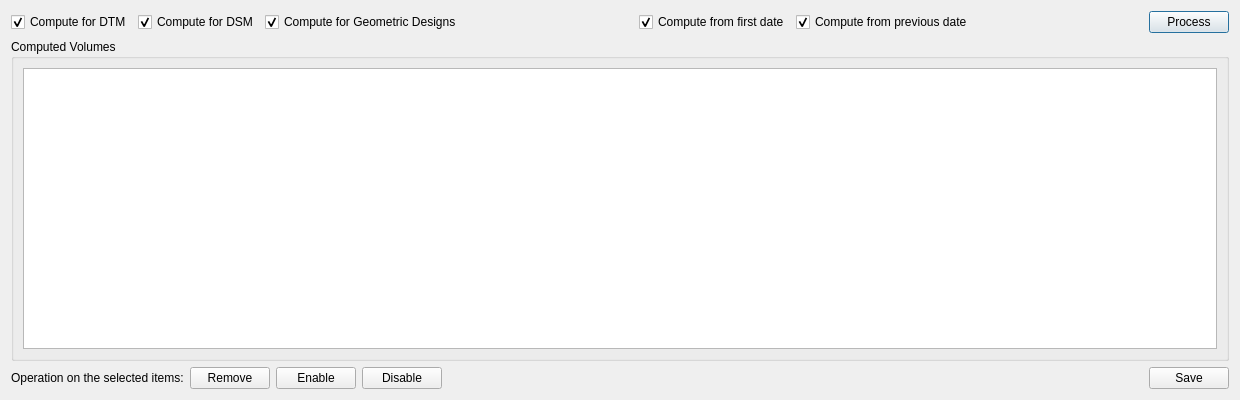
UCLM-PAFyC/VolumeTimeSeries, file gui/VolumesComputationsDialog.ui: the form before one commit.
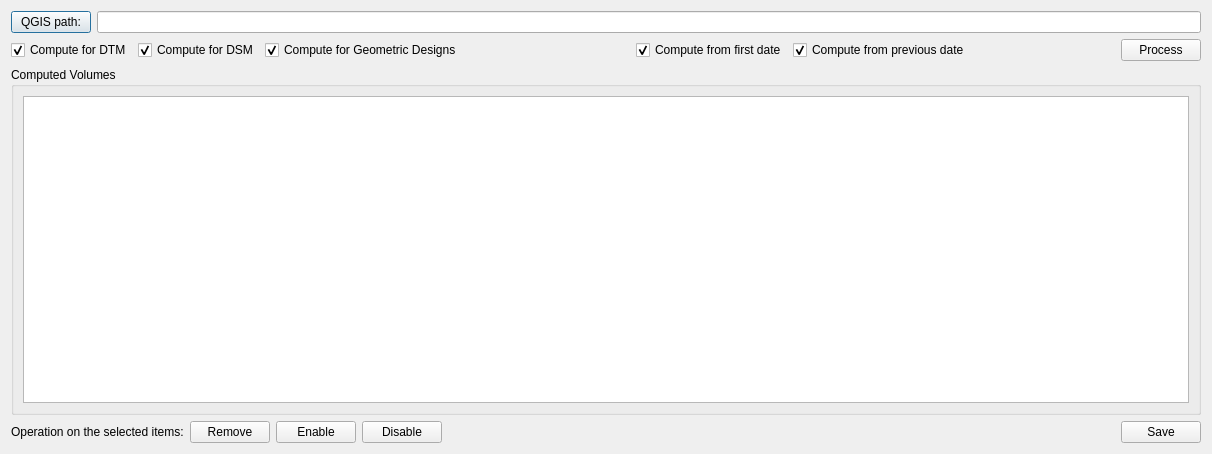
The form after the commit.

Diff of the .ui file:
```diff
--- a/gui/VolumesComputationsDialog.ui
+++ b/gui/VolumesComputationsDialog.ui
@@ -6,8 +6,8 @@
    <rect>
     <x>0</x>
     <y>0</y>
-    <width>1240</width>
-    <height>400</height>
+    <width>1212</width>
+    <height>454</height>
    </rect>
   </property>
   <property name="minimumSize">
@@ -21,6 +21,27 @@
   </property>
   <layout class="QGridLayout" name="gridLayout_2">
    <item row="0" column="0">
+    <layout class="QHBoxLayout" name="horizontalLayout_3">
+     <item>
+      <widget class="QPushButton" name="qgisPathPushButton">
+       <property name="text">
+        <string>QGIS path:</string>
+       </property>
+      </widget>
+     </item>
+     <item>
+      <widget class="QLineEdit" name="qgisPathLineEdit">
+       <property name="text">
+        <string/>
+       </property>
+       <property name="readOnly">
+        <bool>true</bool>
+       </property>
+      </widget>
+     </item>
+    </layout>
+   </item>
+   <item row="1" column="0">
     <layout class="QHBoxLayout" name="horizontalLayout_2">
      <item>
       <widget class="QCheckBox" name="computeForDtmCheckBox">
@@ -107,7 +128,7 @@
      </item>
     </layout>
    </item>
-   <item row="1" column="0">
+   <item row="2" column="0">
     <widget class="QGroupBox" name="groupBox">
      <property name="title">
       <string>Computed Volumes</string>
@@ -119,7 +140,7 @@
      </layout>
     </widget>
    </item>
-   <item row="2" column="0">
+   <item row="3" column="0">
     <layout class="QHBoxLayout" name="horizontalLayout">
      <item>
       <widget class="QLabel" name="label_2">
```
